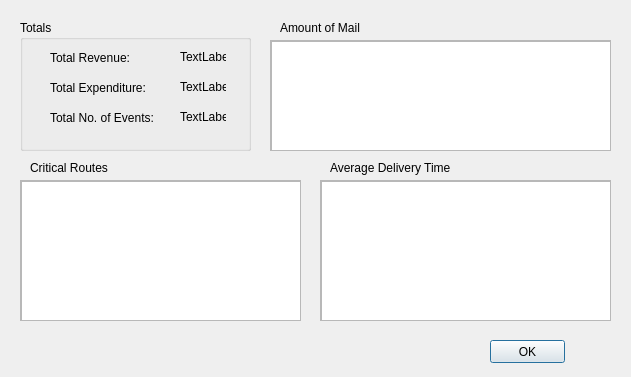
Before: the Qt Designer form UI Files/KPS_KeyFigures.ui in maximustann/SWEN301, drawn with Qt 5.
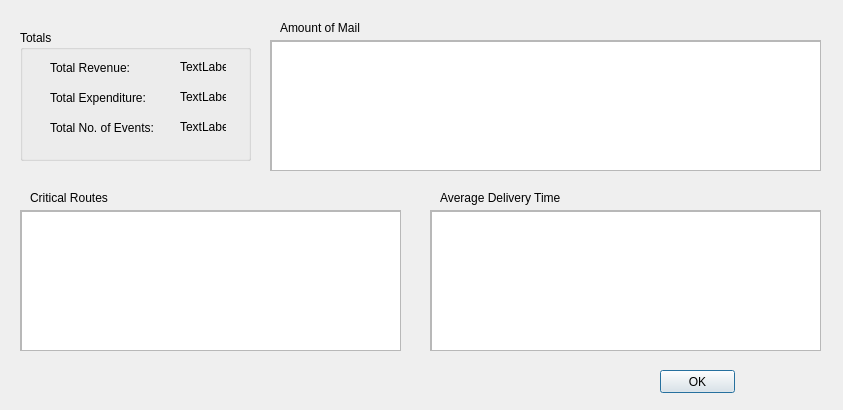
After: the same form once the commit is applied.

Commit message: Key figures

```diff
--- a/UI Files/KPS_KeyFigures.ui
+++ b/UI Files/KPS_KeyFigures.ui
@@ -6,8 +6,8 @@
    <rect>
     <x>0</x>
     <y>0</y>
-    <width>631</width>
-    <height>377</height>
+    <width>843</width>
+    <height>410</height>
    </rect>
   </property>
   <property name="windowTitle">
@@ -17,7 +17,7 @@
    <property name="geometry">
     <rect>
      <x>20</x>
-     <y>20</y>
+     <y>30</y>
      <width>231</width>
      <height>131</height>
     </rect>
@@ -107,8 +107,8 @@
   <widget class="QPushButton" name="pushButton">
    <property name="geometry">
     <rect>
-     <x>490</x>
-     <y>340</y>
+     <x>660</x>
+     <y>370</y>
      <width>75</width>
      <height>23</height>
     </rect>
@@ -122,8 +122,8 @@
     <rect>
      <x>270</x>
      <y>40</y>
-     <width>341</width>
-     <height>111</height>
+     <width>551</width>
+     <height>131</height>
     </rect>
    </property>
    <property name="widgetResizable">
@@ -134,8 +134,8 @@
      <rect>
       <x>0</x>
       <y>0</y>
-      <width>339</width>
-      <height>109</height>
+      <width>549</width>
+      <height>129</height>
      </rect>
     </property>
     <widget class="QTableView" name="tableView">
@@ -143,8 +143,8 @@
       <rect>
        <x>0</x>
        <y>0</y>
-       <width>341</width>
-       <height>111</height>
+       <width>551</width>
+       <height>131</height>
       </rect>
      </property>
     </widget>
@@ -167,8 +167,8 @@
    <property name="geometry">
     <rect>
      <x>20</x>
-     <y>180</y>
-     <width>281</width>
+     <y>210</y>
+     <width>381</width>
      <height>141</height>
     </rect>
    </property>
@@ -180,7 +180,7 @@
      <rect>
       <x>0</x>
       <y>0</y>
-      <width>279</width>
+      <width>379</width>
       <height>139</height>
      </rect>
     </property>
@@ -189,7 +189,7 @@
       <rect>
        <x>0</x>
        <y>0</y>
-       <width>281</width>
+       <width>381</width>
        <height>141</height>
       </rect>
      </property>
@@ -200,7 +200,7 @@
    <property name="geometry">
     <rect>
      <x>30</x>
-     <y>160</y>
+     <y>190</y>
      <width>91</width>
      <height>16</height>
     </rect>
@@ -212,9 +212,9 @@
   <widget class="QScrollArea" name="scrollArea_3">
    <property name="geometry">
     <rect>
-     <x>320</x>
-     <y>180</y>
-     <width>291</width>
+     <x>430</x>
+     <y>210</y>
+     <width>391</width>
      <height>141</height>
     </rect>
    </property>
@@ -226,7 +226,7 @@
      <rect>
       <x>0</x>
       <y>0</y>
-      <width>289</width>
+      <width>389</width>
       <height>139</height>
      </rect>
     </property>
@@ -235,7 +235,7 @@
       <rect>
        <x>0</x>
        <y>0</y>
-       <width>291</width>
+       <width>391</width>
        <height>141</height>
       </rect>
      </property>
@@ -245,8 +245,8 @@
   <widget class="QLabel" name="label_9">
    <property name="geometry">
     <rect>
-     <x>330</x>
-     <y>160</y>
+     <x>440</x>
+     <y>190</y>
      <width>121</width>
      <height>16</height>
     </rect>
```
The commit also changes 2 other files.
